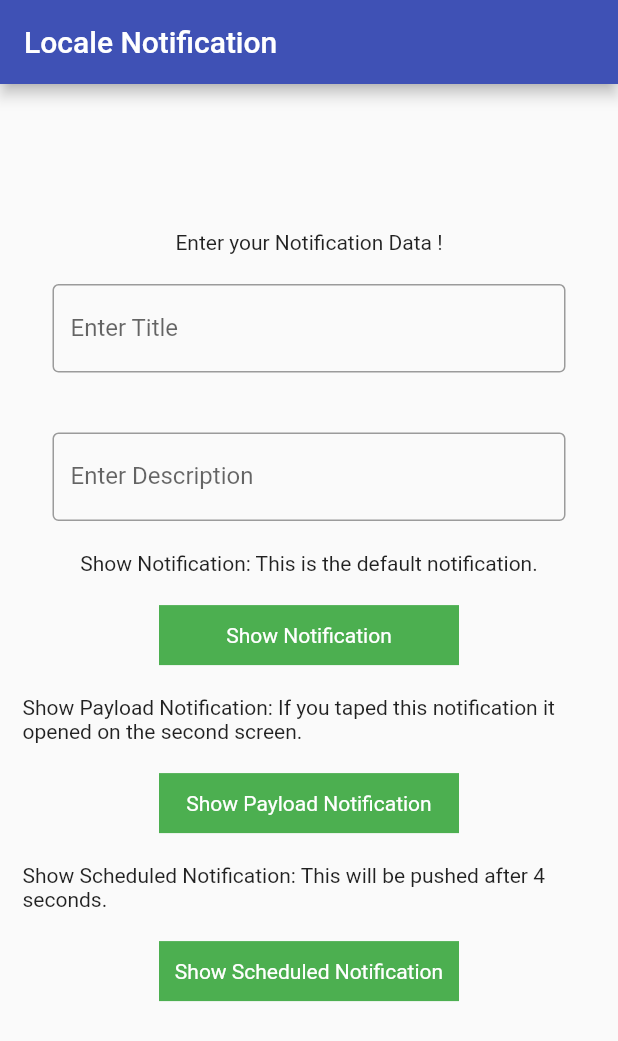
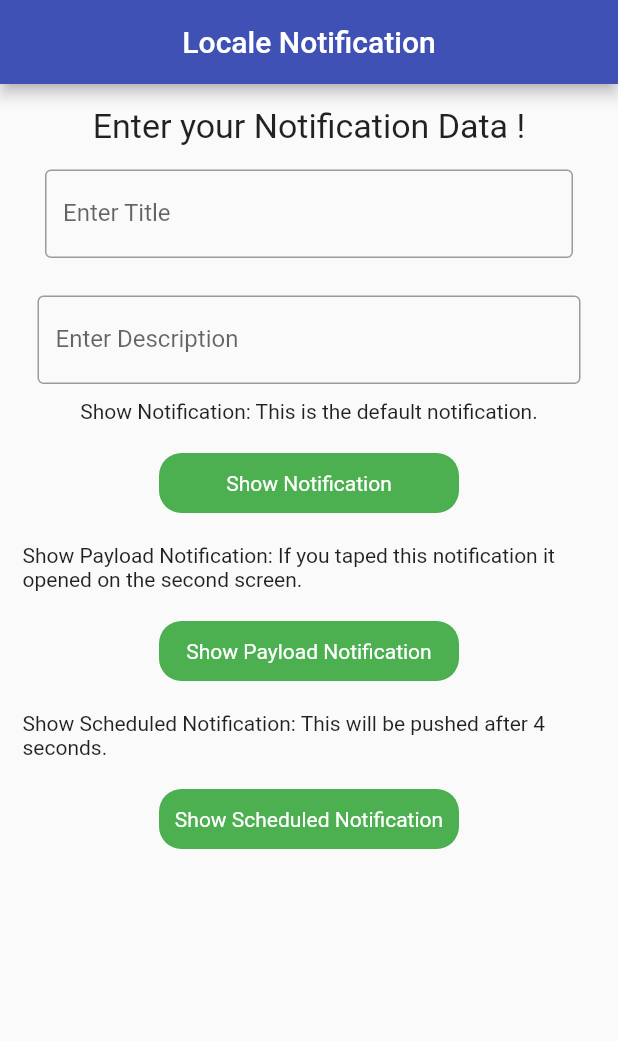
Before and after one commit to atefelsaeed/Locale-Notification, a Flutter app: the screen it shows after launch, after a tap on "Show Notification", on a phone screen of 412 x 824 dp. Shown: the top 1041 px of the screen. Run offline on Flutter 3.47's test engine with Material 2 defaults, Android fonts, the phone set to English and light mode, and no system bars; our stand-ins replace flutter_local_notifications, rxdart, timezone.

Commit message:
first commit

```diff
--- a/lib/data.dart
+++ b/lib/Data/data.dart
@@ -47,4 +47,5 @@ mixin Data {
       int id, String? title, String? body, String? payload) {
     print('id $id');
   }
+
 }
--- a/lib/schedual_notification.dart
+++ b/lib/Data/schedual_notification.dart
@@ -1,5 +1,5 @@
 import 'package:flutter_local_notifications/flutter_local_notifications.dart';
-import 'package:locale_notifications/data.dart';
+import 'package:locale_notifications/Data/data.dart';
 import 'package:timezone/timezone.dart' as tz;
 
 class NotificationService with Data {
--- a/lib/Widgets/item_btn.dart
+++ b/lib/UI/Screens/HomeScreen/Widgets/item_btn.dart
@@ -1,7 +1,9 @@
+import 'package:flutter/cupertino.dart';
 import 'package:flutter/material.dart';
 
 class ItemButton extends StatelessWidget {
-  const ItemButton({Key? key, required this.function, required this.btnTitle}) : super(key: key);
+  const ItemButton({Key? key, required this.function, required this.btnTitle})
+      : super(key: key);
   final Function function;
   final String btnTitle;
 
@@ -14,9 +16,13 @@ class ItemButton extends StatelessWidget {
           function();
         },
         child: Container(
+          decoration: BoxDecoration(
+            color: Colors.green,
+            borderRadius: BorderRadius.circular(15),
+          ),
           height: 40,
           width: 200,
-          color: Colors.green,
+
           child: Center(
             child: Text(
               btnTitle,
--- a/lib/test_local_notificarions.dart
+++ b/lib/UI/Screens/HomeScreen/local_notificarions_screen.dart
@@ -1,23 +1,24 @@
 import 'package:flutter/material.dart';
-import 'package:locale_notifications/Widgets/item_btn.dart';
-import 'package:locale_notifications/second_screen.dart';
 import 'package:timezone/data/latest.dart' as tz;
 
-import 'schedual_notification.dart';
+import '../../../Data/schedual_notification.dart';
+import '../SecondScreen/second_screen.dart';
+import 'Widgets/item_btn.dart';
 
-class MyHomePage extends StatefulWidget {
-  const MyHomePage({Key? key, required this.title}) : super(key: key);
+class LocaleNotificationScreen extends StatefulWidget {
+  const LocaleNotificationScreen({Key? key, required this.title})
+      : super(key: key);
 
   final String title;
 
   @override
-  _MyHomePageState createState() => _MyHomePageState();
+  _LocaleNotificationScreenState createState() =>
+      _LocaleNotificationScreenState();
 }
 
-class _MyHomePageState extends State<MyHomePage> {
-  TextEditingController Notification_title = TextEditingController();
-  TextEditingController Notification_descrp = TextEditingController();
-
+class _LocaleNotificationScreenState extends State<LocaleNotificationScreen> {
+  TextEditingController notificationTitle = TextEditingController();
+  TextEditingController notificationDescription = TextEditingController();
   late final NotificationService service;
 
   void listenToNotification() =>
@@ -30,12 +31,12 @@ class _MyHomePageState extends State<MyHomePage> {
         MaterialPageRoute(
           builder: (context) => SecondScreen(
             payload: payload,
-            notificationTitle: Notification_title.text.isEmpty
+            notificationTitle: notificationTitle.text.isEmpty
                 ? "Notification title"
-                : Notification_title.text,
-            notificationDescriptions: Notification_descrp.text.isEmpty
+                : notificationTitle.text,
+            notificationDescriptions: notificationDescription.text.isEmpty
                 ? "Notification Descriptions"
-                : Notification_descrp.text,
+                : notificationDescription.text,
           ),
         ),
       );
@@ -52,10 +53,18 @@ class _MyHomePageState extends State<MyHomePage> {
   }
 
   @override
+  void dispose() {
+    notificationTitle.dispose();
+    notificationDescription.dispose();
+    super.dispose();
+  }
+
+  @override
   Widget build(BuildContext context) {
     return Scaffold(
       appBar: AppBar(
         title: Text(widget.title),
+        centerTitle: true,
       ),
       body: SingleChildScrollView(
         child: Padding(
@@ -63,14 +72,15 @@ class _MyHomePageState extends State<MyHomePage> {
           child: Column(
             mainAxisAlignment: MainAxisAlignment.center,
             children: [
-              SizedBox(
-                height: MediaQuery.of(context).size.height * .1,
+              Text(
+                "Enter your Notification Data !",
+                style: TextStyle(
+                    fontSize: MediaQuery.of(context).size.width * 0.055),
               ),
-              const Text("Enter your Notification Data !"),
               Padding(
-                padding: const EdgeInsets.all(20),
+                padding: const EdgeInsets.all(15),
                 child: TextField(
-                  controller: Notification_title,
+                  controller: notificationTitle,
                   decoration: const InputDecoration(
                     border: OutlineInputBorder(),
                     labelText: "Enter Title",
@@ -78,9 +88,9 @@ class _MyHomePageState extends State<MyHomePage> {
                 ),
               ),
               Padding(
-                padding: const EdgeInsets.all(20),
+                padding: const EdgeInsets.all(10),
                 child: TextField(
-                  controller: Notification_descrp,
+                  controller: notificationDescription,
                   decoration: const InputDecoration(
                     border: OutlineInputBorder(),
                     labelText: "Enter Description",
@@ -93,12 +103,12 @@ class _MyHomePageState extends State<MyHomePage> {
                 function: () async {
                   await service.showNotification1(
                     id: 0,
-                    title: Notification_title.text.isEmpty
+                    title: notificationTitle.text.isEmpty
                         ? "title Scheduled"
-                        : Notification_title.text,
-                    body: Notification_descrp.text.isEmpty
+                        : notificationTitle.text,
+                    body: notificationDescription.text.isEmpty
                         ? "body Scheduled"
-                        : Notification_descrp.text,
+                        : notificationDescription.text,
                   );
                 },
                 btnTitle: "Show Notification",
@@ -109,12 +119,12 @@ class _MyHomePageState extends State<MyHomePage> {
                 function: () async {
                   await service.showPayloadNotification1(
                     id: 2,
-                    title: Notification_title.text.isEmpty
+                    title: notificationTitle.text.isEmpty
                         ? "title Scheduled"
-                        : Notification_title.text,
-                    body: Notification_descrp.text.isEmpty
+                        : notificationTitle.text,
+                    body: notificationDescription.text.isEmpty
                         ? "body Scheduled"
-                        : Notification_descrp.text,
+                        : notificationDescription.text,
                     payload: "Payload Navigation",
                   );
                 },
@@ -126,12 +136,12 @@ class _MyHomePageState extends State<MyHomePage> {
                 function: () async {
                   await service.showScheduledNotification1(
                     id: 1,
-                    title: Notification_title.text.isEmpty
+                    title: notificationTitle.text.isEmpty
                         ? "title Scheduled"
-                        : Notification_title.text,
-                    body: Notification_descrp.text.isEmpty
+                        : notificationTitle.text,
+                    body: notificationDescription.text.isEmpty
                         ? "body Scheduled"
-                        : Notification_descrp.text,
+                        : notificationDescription.text,
                     seconds: 4,
                   );
                 },
--- a/lib/main.dart
+++ b/lib/main.dart
@@ -1,6 +1,6 @@
 import 'package:flutter/material.dart';
-import 'package:locale_notifications/schedual_notification.dart';
-import 'package:locale_notifications/test_local_notificarions.dart';
+import 'package:locale_notifications/Data/schedual_notification.dart';
+import 'package:locale_notifications/UI/Screens/HomeScreen/local_notificarions_screen.dart';
 
 void main() {
   WidgetsFlutterBinding.ensureInitialized();
@@ -18,7 +18,7 @@ class MyApp extends StatelessWidget {
       theme: ThemeData(
         primarySwatch: Colors.indigo,
       ),
-      home: const MyHomePage(
+      home: const LocaleNotificationScreen(
         title: 'Locale Notification',
       ),
     );
--- a/pubspec.yaml
+++ b/pubspec.yaml
@@ -19,6 +19,7 @@ dependencies:
   rxdart: ^0.27.5
   timezone: ^0.8.0
 
+
 dev_dependencies:
   flutter_test:
     sdk: flutter
```
Also changed, not shown: lib/UI/Screens/SecondScreen/second_screen.dart (renamed from lib/second_screen.dart).
